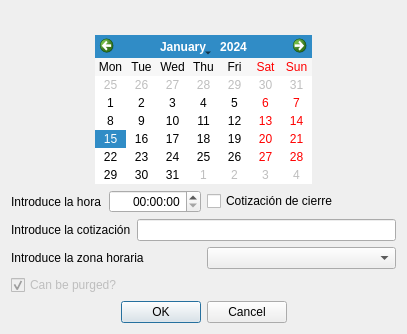
Above: ui/frmQuotesIBM.ui from turulomio/xulpymoney before the change. Below: the same form after it.
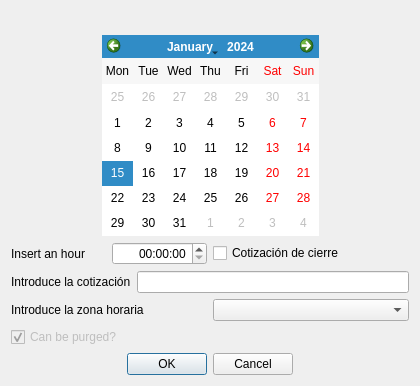
That is the form after the change. Custom widgets are drawn as their Qt base class.

```diff
--- a/ui/frmQuotesIBM.ui
+++ b/ui/frmQuotesIBM.ui
@@ -6,8 +6,8 @@
    <rect>
     <x>0</x>
     <y>0</y>
-    <width>407</width>
-    <height>321</height>
+    <width>420</width>
+    <height>386</height>
    </rect>
   </property>
   <property name="windowTitle">
@@ -83,7 +83,7 @@
            <item>
             <widget class="QLabel" name="label_2">
              <property name="text">
-              <string>Introduce la hora</string>
+              <string>Insert an hour</string>
              </property>
             </widget>
            </item>
```
